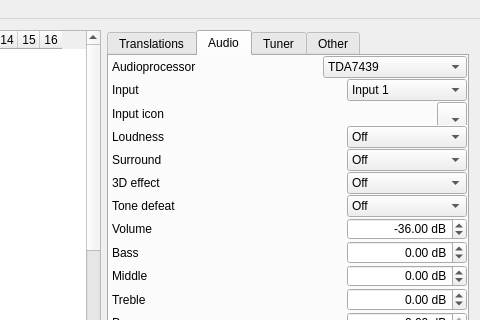
Before: the Qt Designer form editor/mainwindow.ui in WiseLord/ampcontrol, drawn with Qt 5; both pictures show x 320 to 800 and y 0 to 320 of the 800 by 580 pixel window.
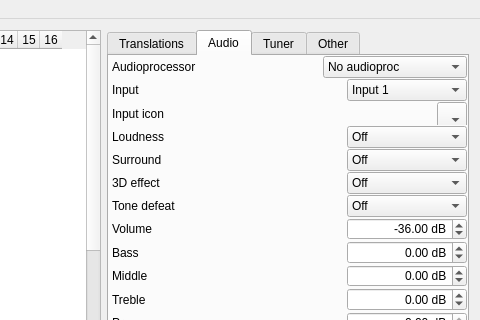
After: the same form once the commit is applied. The open tabs and pages were chosen to show the change. Icons and pictures are not drawn.

Commit message: Refactored audioproc enumeration

```diff
--- a/editor/mainwindow.ui
+++ b/editor/mainwindow.ui
@@ -406,6 +406,11 @@
                <height>0</height>
               </size>
              </property>
+             <item>
+              <property name="text">
+               <string>No audioproc</string>
+              </property>
+             </item>
              <item>
               <property name="text">
                <string>TDA7439</string>
```
The commit also changes 8 other files.
